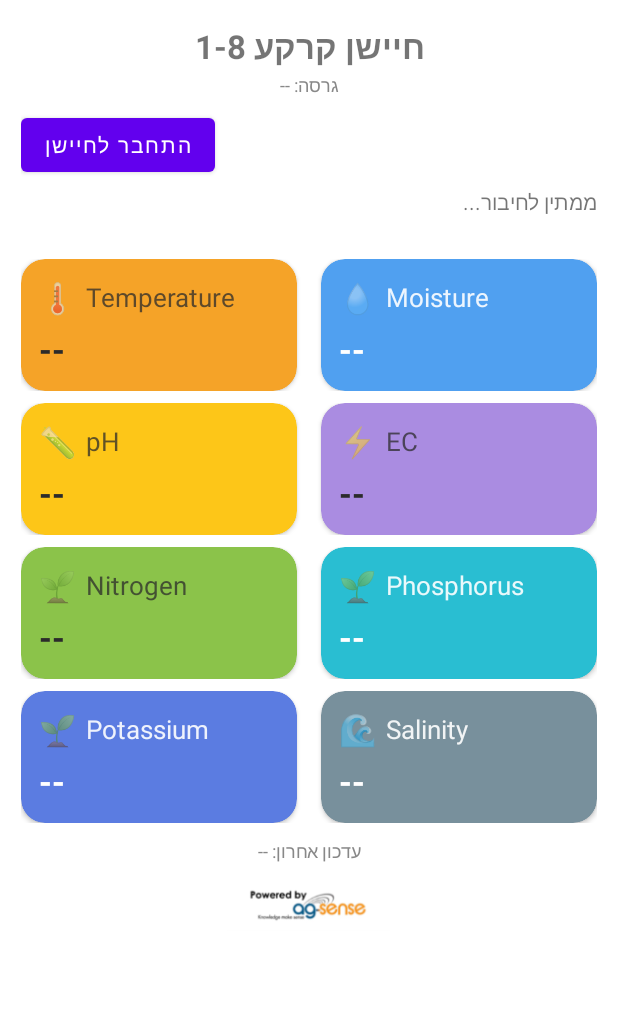
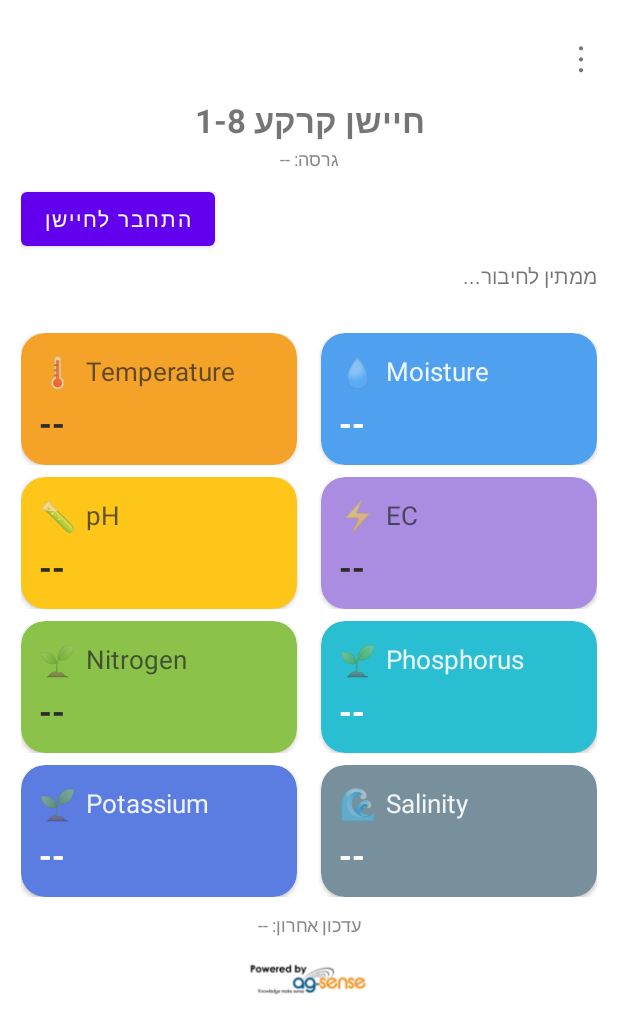
Before and after one commit to alonbz/SoilSensorReader, an Android app: the layout activity_main.xml on its own in the app's theme, with its tools: preview values and no code run, on a phone screen of 412 x 824 dp. Shown: the top 1034 px of the screen. Run offline under Robolectric (Android 15) with nearby library versions, the light colour scheme and no system bars.

Commit message:
Add files via upload

```diff
--- a/app/src/main/res/layout/activity_main.xml
+++ b/app/src/main/res/layout/activity_main.xml
@@ -10,6 +10,27 @@
         android:layout_height="wrap_content"
         android:orientation="vertical"
         android:padding="14dp">
+
+        <LinearLayout
+            android:layout_width="match_parent"
+            android:layout_height="wrap_content"
+            android:orientation="horizontal">
+
+            <View
+                android:layout_width="0dp"
+                android:layout_height="1dp"
+                android:layout_weight="1" />
+
+            <TextView
+                android:id="@+id/btnMenu"
+                android:layout_width="wrap_content"
+                android:layout_height="wrap_content"
+                android:padding="8dp"
+                android:text="⋮"
+                android:textSize="24sp"
+                android:clickable="true"
+                android:focusable="true" />
+        </LinearLayout>
 
         <TextView
             android:id="@+id/tvTitle"
```
Also changed, not shown: app/build.gradle.kts (+6 -2 lines), app/src/main/java/com/agsense/soilsensor7in1/MainActivity.kt (+86 -2 lines), app/src/main/java/com/agsense/soilsensor7in1/UsbSerialHelper.kt (+19 -11 lines), app/src/main/res/menu/main_menu.xml (added, +9 -0 lines), 1 other file.
